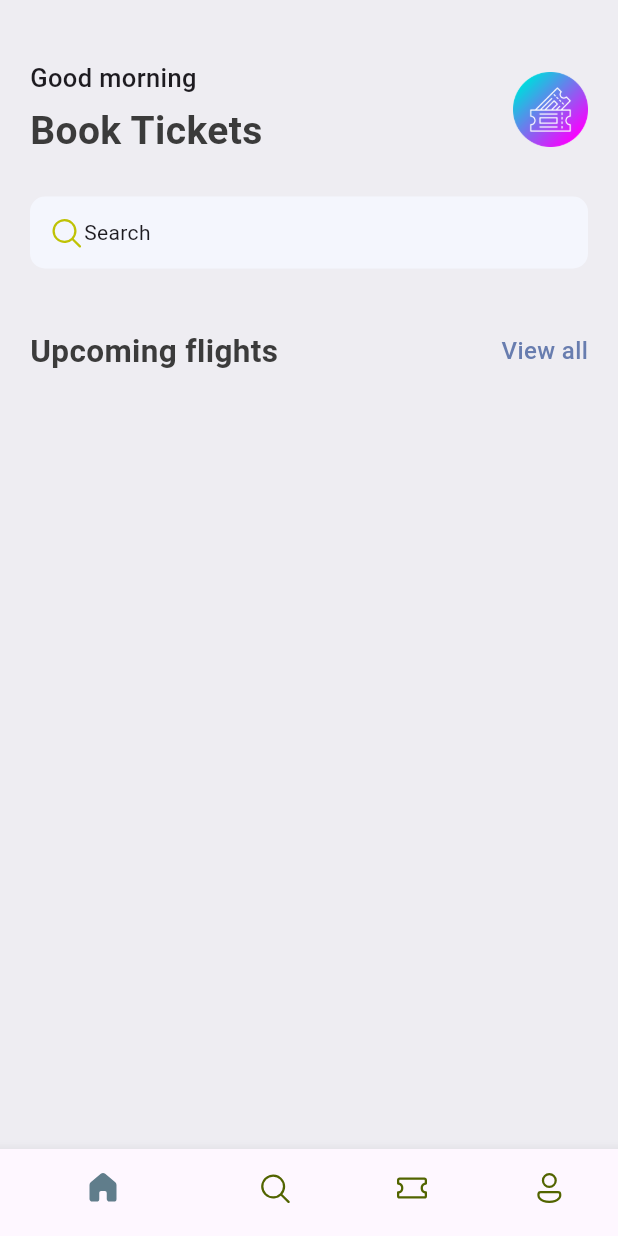
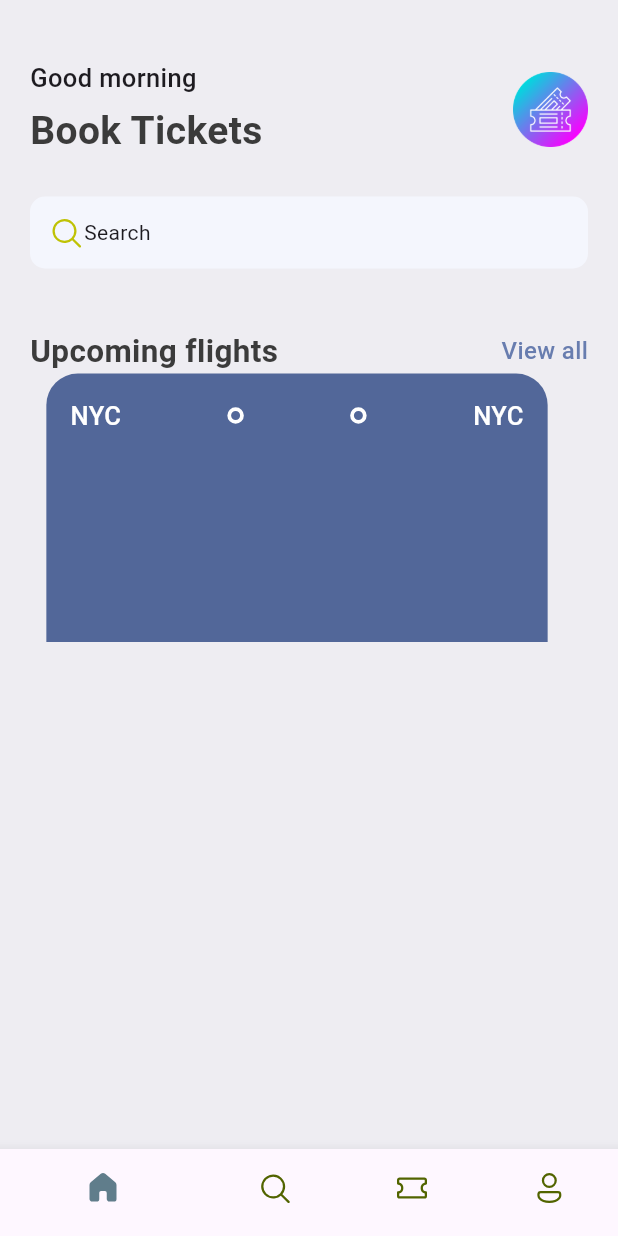
Before and after one commit to Khammunh/book_tickets, a Flutter app: the screen it shows after launch, on a phone screen of 412 x 824 dp. Run offline on Flutter 3.47's test engine with Material 3 defaults, Android fonts, the phone set to English and light mode, and no system bars; our stand-ins replace fluentui_icons.

Commit message:
create BigDot

```diff
--- a/lib/base/res/styles/app_style.dart
+++ b/lib/base/res/styles/app_style.dart
@@ -6,6 +6,7 @@ class AppStyles {
   static Color primaryColor = primary;
   static Color bgColor = Color(0xFFeeedf2);
   static Color textColor = Color(0xFF3b3b3b);
+  static Color ticketBlue = const Color(0xFF526799);
   static TextStyle textStyle = TextStyle(
     fontSize: 16,
     fontWeight: FontWeight.w500,
--- /dev/null
+++ b/lib/base/widgets/big_dot.dart
@@ -0,0 +1,19 @@
+import 'package:flutter/material.dart';
+
+class BigDot extends StatelessWidget {
+  const BigDot({super.key});
+
+  @override
+  Widget build(BuildContext context) {
+    return Container(
+      padding: EdgeInsets.all(3),
+      decoration: BoxDecoration(
+        borderRadius: BorderRadius.circular(20),
+        border: Border.all(
+          width: 2.5,
+          color: Colors.white,
+        ),
+      ),
+    );
+  }
+}
--- /dev/null
+++ b/lib/base/widgets/ticket_view.dart
@@ -0,0 +1,58 @@
+import 'package:book_tickets/base/res/styles/app_style.dart';
+import 'package:book_tickets/base/widgets/big_dot.dart';
+import 'package:flutter/material.dart';
+
+class TicketView extends StatelessWidget {
+  const TicketView({super.key});
+
+  @override
+  Widget build(BuildContext context) {
+    final size = MediaQuery.of(context).size;
+    return SizedBox(
+      width: size.width * 0.85,
+      height: 179,
+      child: Container(
+          margin: EdgeInsets.only(right: 16),
+          padding: EdgeInsets.all(16),
+          decoration: BoxDecoration(
+            color: AppStyles.ticketBlue,
+            borderRadius: BorderRadius.only(
+              topLeft: Radius.circular(21),
+              topRight: Radius.circular(21),
+            ),
+          ),
+          child: Column(
+            children: [
+              Row(
+                mainAxisAlignment: MainAxisAlignment.spaceBetween,
+                children: [
+                  Text(
+                    "NYC",
+                    style: AppStyles.headLineStyle3.copyWith(
+                      color: Colors.white,
+                    ),
+                  ),
+                  Expanded(
+                    child: Container(),
+                  ),
+                  BigDot(),
+                  Expanded(
+                    child: Container(),
+                  ),
+                  BigDot(),
+                  Expanded(
+                    child: Container(),
+                  ),
+                  Text(
+                    "NYC",
+                    style: AppStyles.headLineStyle3.copyWith(
+                      color: Colors.white,
+                    ),
+                  ),
+                ],
+              )
+            ],
+          )),
+    );
+  }
+}
--- a/lib/main.dart
+++ b/lib/main.dart
@@ -6,6 +6,7 @@ void main() {
     const MyApp(),
   );
 }
+
 
 class MyApp extends StatelessWidget {
   const MyApp({super.key});
--- a/lib/screens/home_screen.dart
+++ b/lib/screens/home_screen.dart
@@ -1,6 +1,7 @@
 import 'package:book_tickets/base/res/media.dart';
 import 'package:book_tickets/base/res/styles/app_style.dart';
 import 'package:book_tickets/base/widgets/app_double_text.dart';
+import 'package:book_tickets/base/widgets/ticket_view.dart';
 import 'package:fluentui_icons/fluentui_icons.dart';
 import 'package:flutter/material.dart';
 
@@ -75,6 +76,7 @@ class _HomeScreenState extends State<HomeScreen> {
                   bigText: 'Upcoming flights',
                   smallText: 'View all',
                 ),
+                TicketView(),
               ],
             ),
           ),
```
